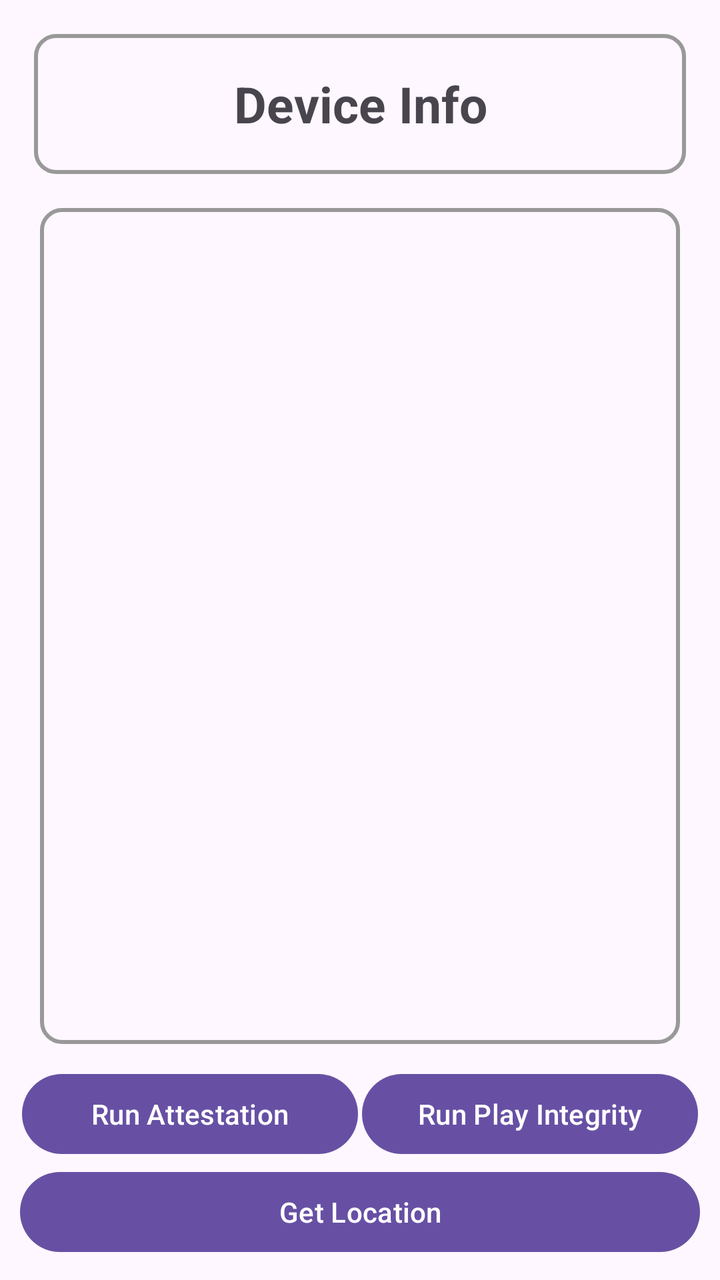
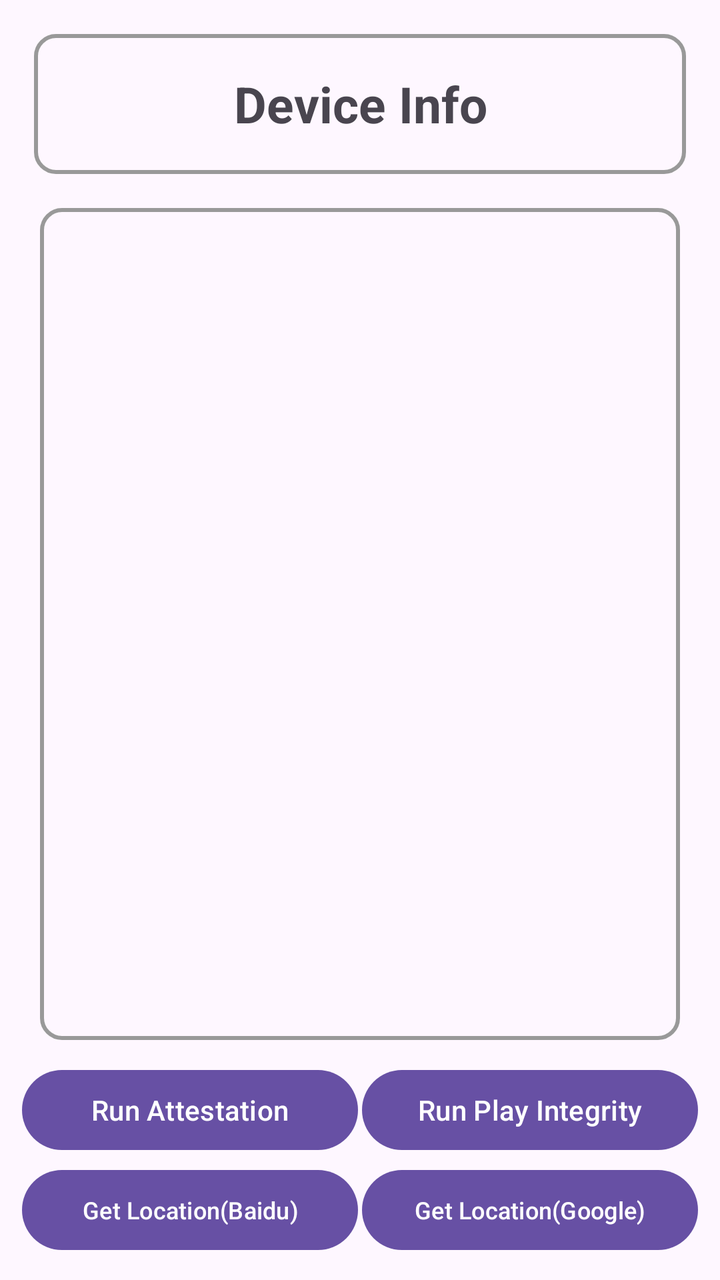

The first picture is an Android layout as it rendered before a commit; the second is the same layout after the commit. The layout source and the unified diff follow.
<!-- AndroidManifest.xml: application theme Theme.POSGeneralSDKDemo -->
<!-- res/layout/activity_device_info.xml -->
<?xml version="1.0" encoding="utf-8"?>
<LinearLayout xmlns:android="http://schemas.android.com/apk/res/android"
    xmlns:app="http://schemas.android.com/apk/res-auto"
    xmlns:tools="http://schemas.android.com/tools"
    android:id="@+id/main"
    android:layout_width="match_parent"
    android:layout_height="match_parent"
    android:padding="10dp"
    android:orientation="vertical">


    <TextView
        android:id="@+id/tvIntro"
        android:layout_width="match_parent"
        android:layout_height="70dp"
        android:textSize="25dp"
        android:text="Device Info"
        android:gravity="center"
        android:textStyle="bold"
        android:layout_margin="7dp"
        android:background="@drawable/border"/>


    <ScrollView
        android:layout_width="match_parent"
        android:layout_height="0dp"
        android:layout_weight="1"
        android:background="@drawable/border"
        android:padding="10dp"
        android:layout_margin="10dp">


        <TextView
            android:id="@+id/tvResult"
            android:layout_width="match_parent"
            android:layout_height="wrap_content"
            android:textSize="17sp"/>

    </ScrollView>

    <LinearLayout
        android:layout_width="match_parent"
        android:layout_height="wrap_content"
        android:orientation="horizontal">

        <Button
            android:id="@+id/btnRunAttestation"
            android:layout_width="0dp"
            android:layout_height="wrap_content"
            android:layout_weight="1"
            android:text="Run Attestation"
            android:layout_margin="1dp"/>

        <Button
            android:id="@+id/btnRunPlayIntegrity"
            android:layout_width="0dp"
            android:layout_height="wrap_content"
            android:layout_weight="1"
            android:text="Run Play Integrity"
            android:layout_margin="1dp"/>

    </LinearLayout>

    <Button
        android:id="@+id/btnGetLocation"
        android:layout_width="match_parent"
        android:layout_height="wrap_content"
        android:text="Get Location"/>


</LinearLayout>
<!-- resources referenced by this layout -->
<resources>
  <!-- drawable border (drawable) -->
  <?xml version="1.0" encoding="utf-8"?>
  <shape xmlns:android="http://schemas.android.com/apk/res/android">
  
      <stroke android:width="2dp" android:color="#999999"/>
      <padding android:bottom="3dp" android:left="3dp" android:right="3dp" android:top="3dp"/>
      <corners android:radius="10dp"/>
  
  </shape>
  <style name="Theme.POSGeneralSDKDemo" parent="Base.Theme.POSGeneralSDKDemo" />
  <style name="Base.Theme.POSGeneralSDKDemo" parent="Theme.Material3.DayNight.NoActionBar">
          
          
      </style>
</resources>

<!-- the commit's change to res/layout/activity_device_info.xml (unified diff, before → after) -->
@@ -61,11 +61,33 @@
 
     </LinearLayout>
 
-    <Button
-        android:id="@+id/btnGetLocation"
+    <LinearLayout
         android:layout_width="match_parent"
         android:layout_height="wrap_content"
-        android:text="Get Location"/>
+        android:orientation="horizontal">
+
+        <Button
+            android:id="@+id/btnGetLocationBaidu"
+            android:layout_width="0dp"
+            android:layout_height="wrap_content"
+            android:layout_weight="1"
+            android:textSize="12sp"
+            android:text="Get Location(Baidu)"
+            android:layout_margin="1dp"
+            android:padding="0dp"/>
+
+        <Button
+            android:id="@+id/btnGetLocationGoogle"
+            android:layout_width="0dp"
+            android:layout_height="wrap_content"
+            android:layout_weight="1"
+            android:textSize="12sp"
+            android:text="Get Location(Google)"
+            android:layout_margin="1dp"
+            android:padding="0dp"/>
+
+    </LinearLayout>
+
 
 
 </LinearLayout>
